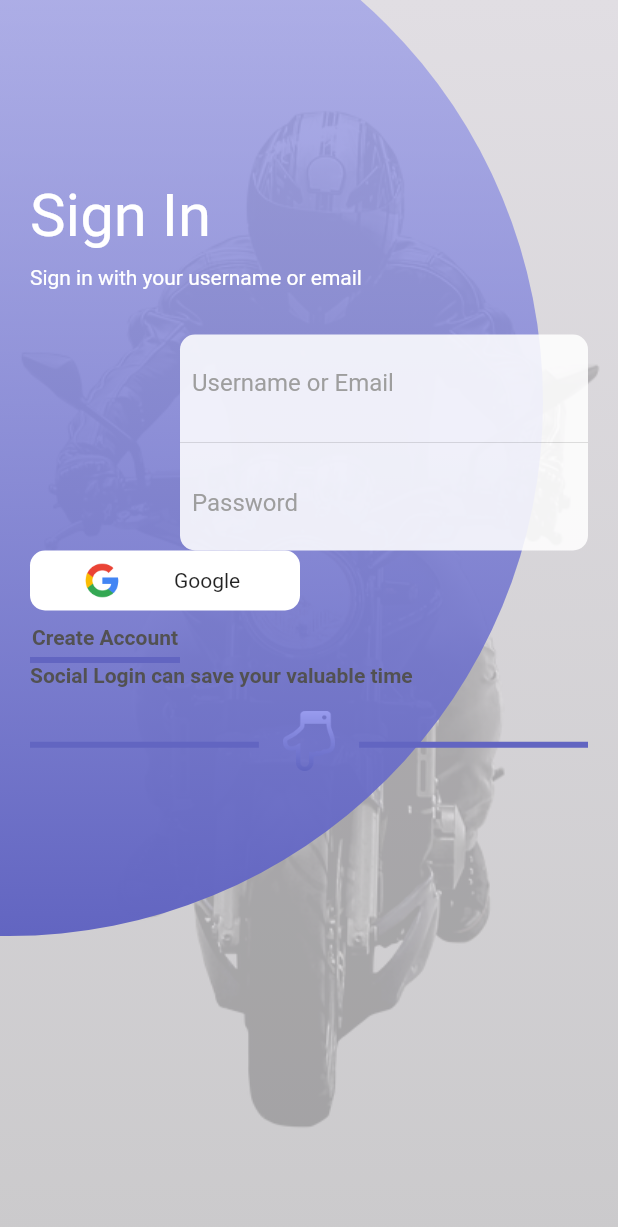
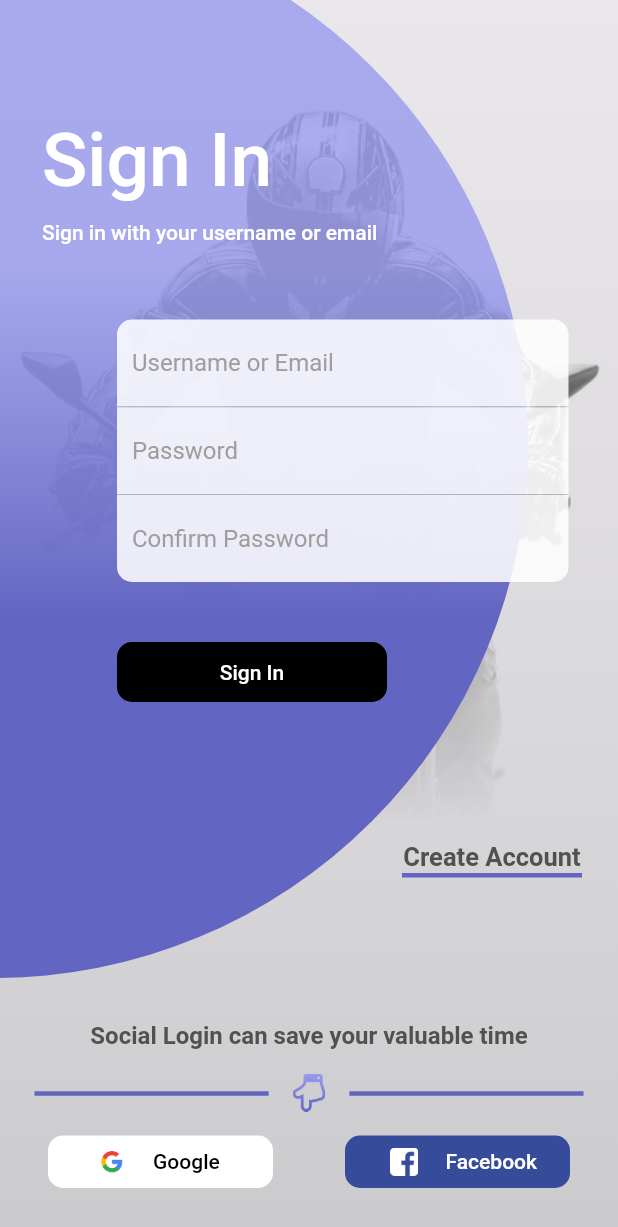
Before and after one commit to vel-jack/credr, a Flutter app: the screen it shows after launch, on a phone screen of 412 x 824 dp. Shown: the top 1227 px of the screen. Run offline on Flutter 3.47's test engine with Material 2 defaults, Android fonts, the phone set to English and light mode, and no system bars; our stand-ins replace firebase_core; accounts and stored records are empty.

Commit message:
UI design

```diff
--- a/lib/main.dart
+++ b/lib/main.dart
@@ -1,5 +1,5 @@
+import 'package:credr/view/sign_in.dart';
 import 'package:flutter/material.dart';
-import 'package:user_auth/view/sign_in.dart';
 
 void main() {
   runApp(const MyApp());
@@ -11,7 +11,8 @@ class MyApp extends StatelessWidget {
   @override
   Widget build(BuildContext context) {
     return MaterialApp(
-      title: 'User Login',
+      title: 'CredR',
+      debugShowCheckedModeBanner: false,
       theme: ThemeData(
         primarySwatch: Colors.blue,
       ),
--- a/lib/utils/constants.dart
+++ b/lib/utils/constants.dart
@@ -3,6 +3,6 @@ import 'package:flutter/material.dart';
 const greyText = Color(0xff525152);
 const blueDark = Color(0xff6265c1);
 const greyDark = Color(0xffcbcacc);
-const blueLight = Color(0x99979aed);
+const blueLight = Color(0xcc979aed);
 // const blueLight = Color(0x996265c1);
-const greyLight = Color(0xffe1dee3);
+const greyLight = Color(0xaae1dee3);
--- a/lib/view/sign_in.dart
+++ b/lib/view/sign_in.dart
@@ -1,5 +1,7 @@
+import 'package:credr/utils/constants.dart';
+import 'package:credr/widgets/custom_widgets.dart';
 import 'package:flutter/material.dart';
-import 'package:user_auth/utils/constants.dart';
+import 'package:flutter/services.dart';
 
 class SignIn extends StatefulWidget {
   const SignIn({Key? key}) : super(key: key);
@@ -11,8 +13,11 @@ class SignIn extends StatefulWidget {
 class _SignInState extends State<SignIn> {
   @override
   Widget build(BuildContext context) {
+    SystemChrome.setEnabledSystemUIMode(SystemUiMode.immersiveSticky,
+        overlays: []);
     final size = MediaQuery.of(context).size;
     return Scaffold(
+      resizeToAvoidBottomInset: false,
       body: Container(
         width: size.width,
         height: size.height,
@@ -28,12 +33,24 @@ class _SignInState extends State<SignIn> {
         ),
         child: Stack(
           children: [
-            Center(
-                child:
-                    Opacity(opacity: 0.2, child: Image.asset('assets/bg.png'))),
+            ShaderMask(
+                shaderCallback: (rect) {
+                  return const LinearGradient(
+                      begin: Alignment.topCenter,
+                      end: Alignment.bottomCenter,
+                      colors: [
+                        Colors.black54,
+                        Colors.black54,
+                        Colors.transparent,
+                        Colors.transparent,
+                      ]).createShader(
+                      Rect.fromLTRB(0, 0, rect.width, rect.height));
+                },
+                blendMode: BlendMode.dstIn,
+                child: Center(child: Image.asset('assets/bg.png'))),
             Positioned(
-              right: 50,
-              bottom: 200,
+              right: 60,
+              top: -60,
               child: Container(
                 width: size.width + 300,
                 height: size.width + 300,
@@ -42,6 +59,8 @@ class _SignInState extends State<SignIn> {
                   gradient: LinearGradient(
                     colors: [
                       blueLight,
+                      blueLight,
+                      blueDark,
                       blueDark,
                     ],
                     begin: Alignment.topCenter,
@@ -50,152 +69,101 @@ class _SignInState extends State<SignIn> {
                 ),
               ),
             ),
-            SingleChildScrollView(
+            SizedBox(
+              height: size.height,
+              child: CustomScrollView(
+                physics: const ClampingScrollPhysics(),
+                slivers: [
+                  SliverFillRemaining(
+                    hasScrollBody: false,
                     child: Padding(
-                padding: const EdgeInsets.all(20.0),
+                      padding: const EdgeInsets.all(8.0),
                       child: Column(
                           crossAxisAlignment: CrossAxisAlignment.start,
                           children: [
                             const SizedBox(
-                        height: 100,
+                              height: 70,
                             ),
-                      const Text(
-                        'Sign In',
-                        style: TextStyle(
-                          color: Colors.white,
-                          fontSize: 40,
+                            const HeaderText('Sign In',
+                                'Sign in with your username or email'),
+                            const SizedBox(
+                              height: 30,
+                            ),
+                            Expanded(
+                              child: Padding(
+                                padding: const EdgeInsets.only(
+                                  right: 25,
+                                  left: 70,
+                                  top: 20,
+                                ),
+                                child: Form(
+                                    child: Column(
+                                  crossAxisAlignment: CrossAxisAlignment.start,
+                                  children: const [
+                                    CustomTextField(
+                                      'Username or Email',
+                                      corner: RoundedCorner.top,
+                                    ),
+                                    WhiteDivider(),
+                                    CustomTextField(
+                                      'Password',
+                                    ),
+                                    WhiteDivider(),
+                                    CustomTextField(
+                                      'Confirm Password',
+                                      corner: RoundedCorner.bottom,
+                                    ),
+                                    SizedBox(
+                                      height: 40,
+                                    ),
+                                    RoundedButton(text: 'Sign In'),
+                                  ],
+                                )),
                               ),
                             ),
                             const SizedBox(
                               height: 10,
                             ),
-                      const Text(
-                        'Sign in with your username or email',
-                        style: TextStyle(
-                          color: Colors.white,
+                            Container(
+                              alignment: Alignment.topRight,
+                              child: UnderlinedTextButton(
+                                'Create Account',
+                                onTap: () {},
                               ),
                             ),
+                            const SizedBox(height: 80),
                             const SizedBox(
-                        height: 30,
-                      ),
-                      Padding(
-                        padding: const EdgeInsets.only(left: 100),
-                        child: Container(
-                          width: size.width - 100,
-                          decoration: BoxDecoration(
-                            color: const Color(0xddffffff),
-                            borderRadius: BorderRadius.circular(10),
-                          ),
-                          child: Form(
-                              child: Column(
-                            children: [
-                              Padding(
-                                padding: const EdgeInsets.all(8.0),
-                                child: TextFormField(
-                                  decoration: const InputDecoration(
-                                    border: InputBorder.none,
-                                    hintText: 'Username or Email',
-                                    hintStyle: TextStyle(
-                                      color: Colors.grey,
+                              width: double.infinity,
+                              child: GreyText(
+                                'Social Login can save your valuable time',
                               ),
                             ),
+                            const HandDivider(),
+                            Row(
+                              mainAxisAlignment: MainAxisAlignment.spaceAround,
+                              children: [
+                                RoundedButton(
+                                  text: 'Google   ',
+                                  image: 'assets/google.png',
+                                  textColor: Colors.black,
+                                  backgroundColor: Colors.white,
+                                  onTap: () {},
                                 ),
+                                RoundedButton(
+                                  text: 'Facebook',
+                                  image: 'assets/fb.png',
+                                  backgroundColor: const Color(0xff364b9a),
+                                  onTap: () {},
+                                )
+                              ],
                             ),
-                              const Divider(),
-                              Padding(
-                                padding: const EdgeInsets.all(8.0),
-                                child: TextFormField(
-                                  decoration: const InputDecoration(
-                                    border: InputBorder.none,
-                                    hintText: 'Password',
-                                    hintStyle: TextStyle(
-                                      color: Colors.grey,
-                                    ),
-                                  ),
+                            const SizedBox(
+                              height: 24,
+                            )
+                          ]),
                     ),
                   ),
                 ],
-                          )),
-                        ),
-                      ),
-                      Container(
-                        width: 180,
-                        height: 40,
-                        decoration: BoxDecoration(
-                          color: Colors.white,
-                          borderRadius: BorderRadius.circular(10),
-                        ),
-                        child: Row(
-                          mainAxisAlignment: MainAxisAlignment.spaceEvenly,
-                          children: [
-                            Image.asset(
-                              'assets/google.png',
-                              width: 30,
-                            ),
-                            const Text(
-                              'Google  ',
-                              style: TextStyle(
-                                  // color: Colors.white,
-                                  ),
-                            ),
-                          ],
-                        ),
-                      ),
-                      const SizedBox(
-                        height: 10,
-                      ),
-                      Column(
-                        children: [
-                          const Text(
-                            'Create Account',
-                            style: TextStyle(
-                              color: greyText,
-                              fontWeight: FontWeight.bold,
-                            ),
-                          ),
-                          Container(
-                            margin: const EdgeInsets.only(top: 5),
-                            height: 4,
-                            width: 100,
-                            color: blueDark,
-                          ),
-                        ],
-                      ),
-                      const Text(
-                        'Social Login can save your valuable time',
-                        style: TextStyle(
-                          color: greyText,
-                          fontWeight: FontWeight.bold,
-                        ),
-                      ),
-                      Row(
-                        children: [
-                          Expanded(
-                            child: Container(
-                              margin: const EdgeInsets.only(top: 5),
-                              height: 4,
-                              width: 100,
-                              color: blueDark,
-                            ),
-                          ),
-                          Padding(
-                            padding: const EdgeInsets.all(16.0),
-                            child: Image.asset(
-                              'assets/hand.png',
-                              height: 40,
-                            ),
-                          ),
-                          Expanded(
-                            child: Container(
-                              margin: const EdgeInsets.only(top: 5),
-                              height: 4,
-                              width: 100,
-                              color: blueDark,
-                            ),
-                          ),
-                        ],
-                      )
-                    ]),
               ),
             ),
           ],
--- /dev/null
+++ b/lib/widgets/custom_widgets.dart
@@ -0,0 +1,246 @@
+import 'package:credr/utils/constants.dart';
+import 'package:flutter/material.dart';
+
+class RoundedButton extends StatelessWidget {
+  const RoundedButton({
+    Key? key,
+    required this.text,
+    this.backgroundColor = Colors.black,
+    this.textColor = Colors.white,
+    this.image,
+    this.onTap,
+  }) : super(key: key);
+  final String text;
+  final String? image;
+  final Color backgroundColor;
+  final Color textColor;
+  final VoidCallback? onTap;
+
+  @override
+  Widget build(BuildContext context) {
+    return GestureDetector(
+      onTap: onTap,
+      child: Container(
+        width: image == null ? 180 : 150,
+        height: image == null ? 40 : 35,
+        decoration: BoxDecoration(
+          color: backgroundColor,
+          borderRadius: BorderRadius.circular(10),
+        ),
+        child: Row(
+          mainAxisAlignment: MainAxisAlignment.center,
+          children: [
+            if (image != null)
+              Padding(
+                padding: const EdgeInsets.all(8.0),
+                child: Image.asset(
+                  '$image',
+                ),
+              ),
+            if (image != null)
+              const SizedBox(
+                width: 10,
+              ),
+            Text(
+              text,
+              style: TextStyle(
+                color: textColor,
+                fontWeight: FontWeight.w500,
+              ),
+            ),
+          ],
+        ),
+      ),
+    );
+  }
+}
+
+class WhiteDivider extends StatelessWidget {
+  const WhiteDivider({Key? key}) : super(key: key);
+
+  @override
+  Widget build(BuildContext context) {
+    return Container(
+      color: Colors.grey.shade400,
+      height: 0.5,
+    );
+  }
+}
+
+enum RoundedCorner { top, bottom }
+
+class CustomTextField extends StatelessWidget {
+  const CustomTextField(
+    this.hint, {
+    Key? key,
+    this.controller,
+    this.corner,
+    this.isPassword = false,
+  }) : super(key: key);
+  final TextEditingController? controller;
+  final RoundedCorner? corner;
+  final String hint;
+  final bool isPassword;
+
+  @override
+  Widget build(BuildContext context) {
+    return Container(
+      padding: const EdgeInsets.symmetric(
+        horizontal: 10,
+        vertical: 5,
+      ),
+      decoration: BoxDecoration(
+        color: const Color(0xddffffff),
+        borderRadius: corner != null
+            ? corner == RoundedCorner.top
+                ? const BorderRadius.only(
+                    topLeft: Radius.circular(10),
+                    topRight: Radius.circular(10),
+                  )
+                : const BorderRadius.only(
+                    bottomLeft: Radius.circular(10),
+                    bottomRight: Radius.circular(10),
+                  )
+            : null,
+      ),
+      child: TextFormField(
+        controller: controller,
+        obscureText: isPassword,
+        decoration: InputDecoration(
+          border: InputBorder.none,
+          hintText: hint,
+          hintStyle: const TextStyle(
+            color: Colors.grey,
+          ),
+        ),
+      ),
+    );
+  }
+}
+
+class UnderlinedTextButton extends StatelessWidget {
+  const UnderlinedTextButton(
+    this.text, {
+    Key? key,
+    required this.onTap,
+    this.lineWidth = 120,
+  }) : super(key: key);
+  final String text;
+  final VoidCallback onTap;
+  final double lineWidth;
+  @override
+  Widget build(BuildContext context) {
+    return GestureDetector(
+      onTap: onTap,
+      child: Padding(
+        padding: const EdgeInsets.all(16),
+        child: Column(
+          children: [
+            GreyText(
+              text,
+              fontSize: 17,
+            ),
+            GreyLine(
+              width: lineWidth,
+            ),
+          ],
+        ),
+      ),
+    );
+  }
+}
+
+class GreyText extends StatelessWidget {
+  const GreyText(this.text, {Key? key, this.fontSize = 16}) : super(key: key);
+  final String text;
+  final double fontSize;
+  @override
+  Widget build(BuildContext context) {
+    return Text(
+      text,
+      textAlign: TextAlign.center,
+      style: TextStyle(
+        color: greyText,
+        fontWeight: FontWeight.bold,
+        fontSize: fontSize,
+      ),
+    );
+  }
+}
+
+class GreyLine extends StatelessWidget {
+  const GreyLine({
+    Key? key,
+    this.width = 120.0,
+  }) : super(key: key);
+  final double width;
+  @override
+  Widget build(BuildContext context) {
+    return Container(
+      margin: const EdgeInsets.only(top: 1),
+      height: 3.0,
+      width: width,
+      color: blueDark,
+    );
+  }
+}
+
+class HandDivider extends StatelessWidget {
+  const HandDivider({Key? key}) : super(key: key);
+
+  @override
+  Widget build(BuildContext context) {
+    return Row(
+      children: [
+        const SizedBox(width: 15),
+        const Expanded(child: GreyLine()),
+        Padding(
+          padding: const EdgeInsets.all(16.0),
+          child: Image.asset(
+            'assets/hand.png',
+            height: 25,
+          ),
+        ),
+        const Expanded(child: GreyLine()),
+        const SizedBox(width: 15),
+      ],
+    );
+  }
+}
+
+class HeaderText extends StatelessWidget {
+  const HeaderText(this.title, this.subtitle, {Key? key}) : super(key: key);
+  final String title;
+  final String subtitle;
+  @override
+  Widget build(BuildContext context) {
+    return Padding(
+      padding: const EdgeInsets.only(
+        left: 20,
+      ),
+      child: Column(
+        crossAxisAlignment: CrossAxisAlignment.start,
+        children: [
+          Text(
+            title,
+            style: const TextStyle(
+              color: Colors.white,
+              fontSize: 50,
+              fontWeight: FontWeight.w500,
+            ),
+          ),
+          const SizedBox(
+            height: 10,
+          ),
+          Text(
+            subtitle,
+            style: const TextStyle(
+              color: Colors.white,
+              fontWeight: FontWeight.w500,
+            ),
+          ),
+        ],
+      ),
+    );
+  }
+}
```
Also changed, not shown: pubspec.yaml (+8 -3 lines), lib/firebase_options.dart (added), pubspec.lock, 47 other files. Lines whose indentation alone changed are shown as unchanged.
